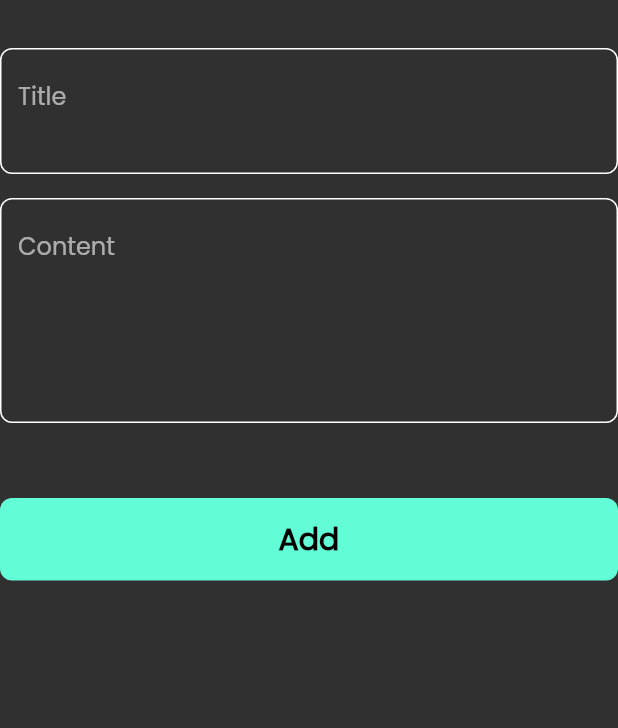
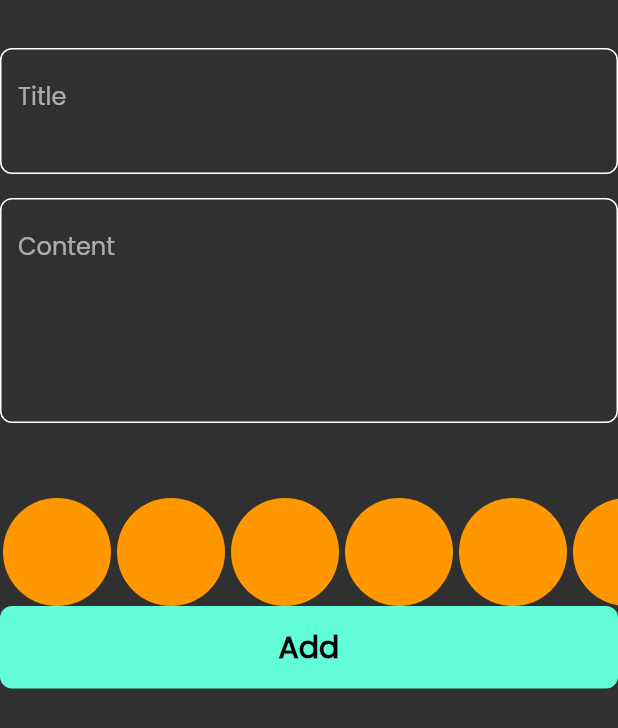
Before and after one commit to ismail-24/notes_app, a Flutter app: the AddNoteForm widget shown alone on an empty page, opened directly, on a phone screen of 412 x 824 dp. Shown: the top 728 px of the screen. Run offline on Flutter 3.47's test engine with Material 2 defaults, Android fonts, the phone set to English and light mode, and no system bars; our stand-ins replace bloc, flutter_bloc, font_awesome_flutter, hive, hive_flutter; accounts and stored records are empty.

Commit message:
create colors list view P1

```diff
--- a/lib/widgets/add_note_form.dart
+++ b/lib/widgets/add_note_form.dart
@@ -2,6 +2,7 @@ import 'package:flutter/material.dart';
 import 'package:flutter_bloc/flutter_bloc.dart';
 import 'package:notes_app/cubits/add_note_cubit/add_note_cubit.dart';
 import 'package:notes_app/models/note_model.dart';
+import 'package:notes_app/widgets/colors_list_view.dart';
 import 'package:notes_app/widgets/custom_button.dart';
 import 'package:notes_app/widgets/custom_text_field.dart';
 import 'package:intl/intl.dart';
@@ -28,7 +29,7 @@ class _AddNoteFormState extends State<AddNoteForm> {
       key: formKey,
       child: Column(
         children: [
-          SizedBox(height: 32),
+          const SizedBox(height: 32),
           CustomTextField(
             onSaved: (value) {
               title = value;
@@ -49,6 +50,7 @@ class _AddNoteFormState extends State<AddNoteForm> {
           const SizedBox(
             height: 50,
           ),
+          const ColorsListView(),
           BlocBuilder<AddNoteCubit, AddNoteState>(
             builder: (context, state) {
               return CustomButton(
--- /dev/null
+++ b/lib/widgets/colors_list_view.dart
@@ -0,0 +1,31 @@
+import 'package:flutter/material.dart';
+
+class ColorItem extends StatelessWidget {
+  const ColorItem({super.key});
+
+  @override
+  Widget build(BuildContext context) {
+    return const CircleAvatar(
+      radius: 38,
+      backgroundColor: Colors.orange,
+    );
+  }
+}
+
+class ColorsListView extends StatelessWidget {
+  const ColorsListView({super.key});
+
+  @override
+  Widget build(BuildContext context) {
+    return SizedBox(
+      height: 72,
+      child: ListView.builder(
+        itemCount: 10,
+        scrollDirection: Axis.horizontal,
+        itemBuilder: (context, index) {
+          return const ColorItem();
+        },
+      ),
+    );
+  }
+}
```
